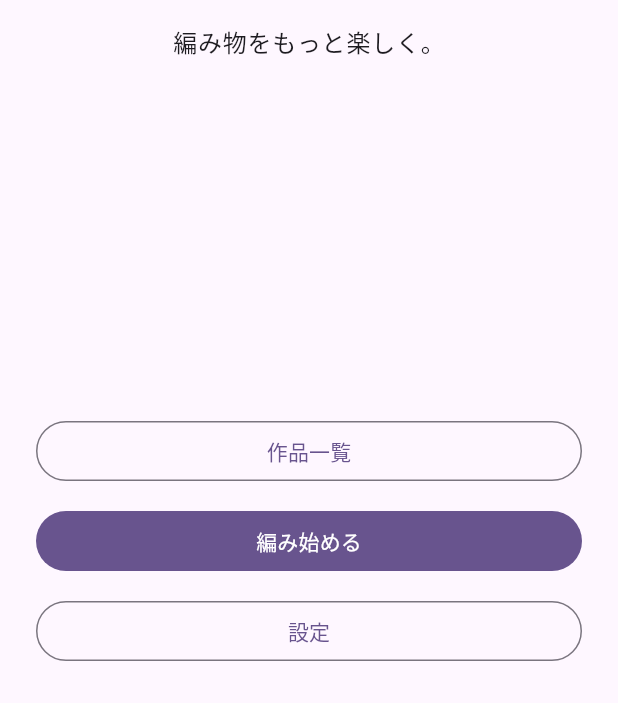
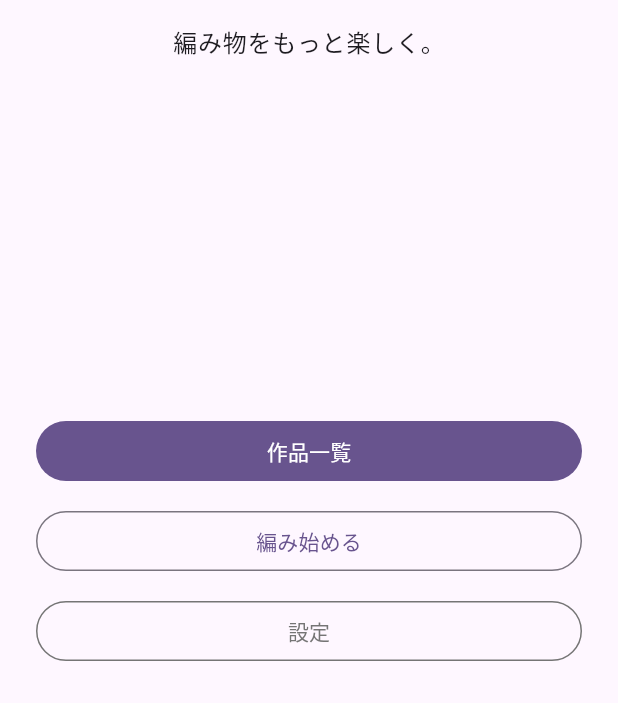
Before and after one commit to noshi-git/knitmate, a Flutter app: the screen it shows after launch, on a phone screen of 412 x 824 dp, the part 533-1236 px from its top. Run offline on Flutter 3.47's test engine with Material 3 defaults, Android fonts, the phone set to English and light mode, and no system bars.

Commit message:
Release v4.0.0

```diff
--- a/lib/main.dart
+++ b/lib/main.dart
@@ -56,7 +56,7 @@ class MyHomePage extends StatelessWidget {
               ),
               SizedBox(
                 width: double.infinity,
-                child: OutlinedButton(
+                child: FilledButton(
                   onPressed: () => Navigator.of(context).push(
                     MaterialPageRoute<void>(
                       builder: (_) => const ProjectListPage(),
@@ -68,7 +68,7 @@ class MyHomePage extends StatelessWidget {
               const SizedBox(height: 12),
               SizedBox(
                 width: double.infinity,
-                child: FilledButton(
+                child: OutlinedButton(
                   onPressed: () => Navigator.of(context).push(
                     MaterialPageRoute<void>(
                       builder: (_) => const CounterPage(),
@@ -81,6 +81,10 @@ class MyHomePage extends StatelessWidget {
               SizedBox(
                 width: double.infinity,
                 child: OutlinedButton(
+                  style: OutlinedButton.styleFrom(
+                    foregroundColor: Colors.grey.shade600,
+                    side: BorderSide(color: Colors.grey.shade600),
+                  ),
                   onPressed: () => Navigator.of(context).push(
                     MaterialPageRoute<void>(
                       builder: (_) => const SettingsPage(),
```
Also changed, not shown: 8 other files.
